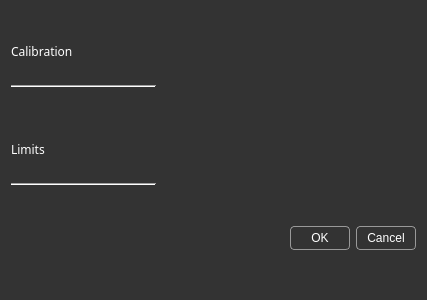
Old version of the form multibench/widgets/calibrationdialog.ui in the repository IlyaZh/Maiman-MCBS.
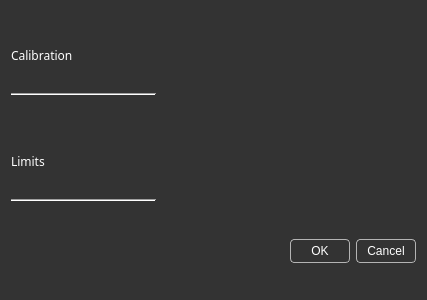
New version of the form.

Commit message: Небольшие изменения дизайна

The edit to the form file:
```diff
--- a/multibench/widgets/calibrationdialog.ui
+++ b/multibench/widgets/calibrationdialog.ui
@@ -39,6 +39,9 @@
    <bool>true</bool>
   </property>
   <layout class="QGridLayout" name="gridLayout">
+   <property name="bottomMargin">
+    <number>5</number>
+   </property>
    <item row="0" column="1" colspan="2">
     <spacer name="horizontalSpacer">
      <property name="orientation">
@@ -172,9 +175,14 @@
      <property name="minimumSize">
       <size>
        <width>347</width>
-       <height>55</height>
+       <height>40</height>
       </size>
      </property>
+     <property name="styleSheet">
+      <string notr="true">background-color: rgb(51, 51, 51);
+ border: 1px solid rgb(180,180,180);
+font: 10pt &quot;Share Tech Mono&quot;;</string>
+     </property>
      <property name="standardButtons">
       <set>QDialogButtonBox::Cancel|QDialogButtonBox::Ok</set>
      </property>
```
The commit also changes 5 other files.
